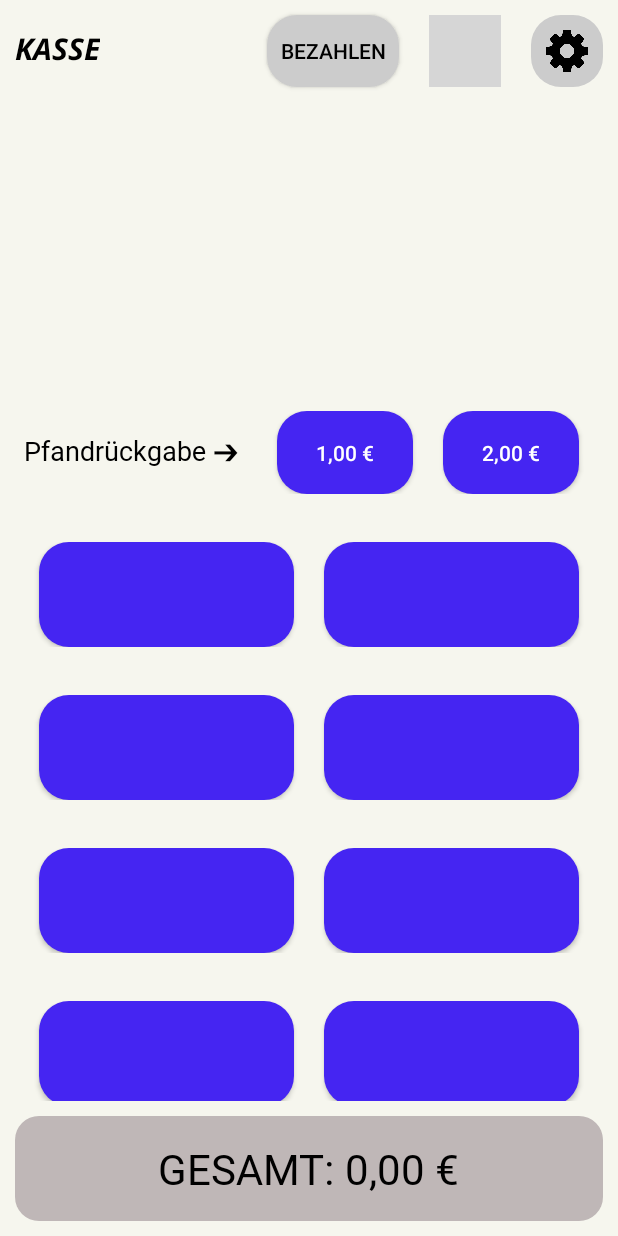
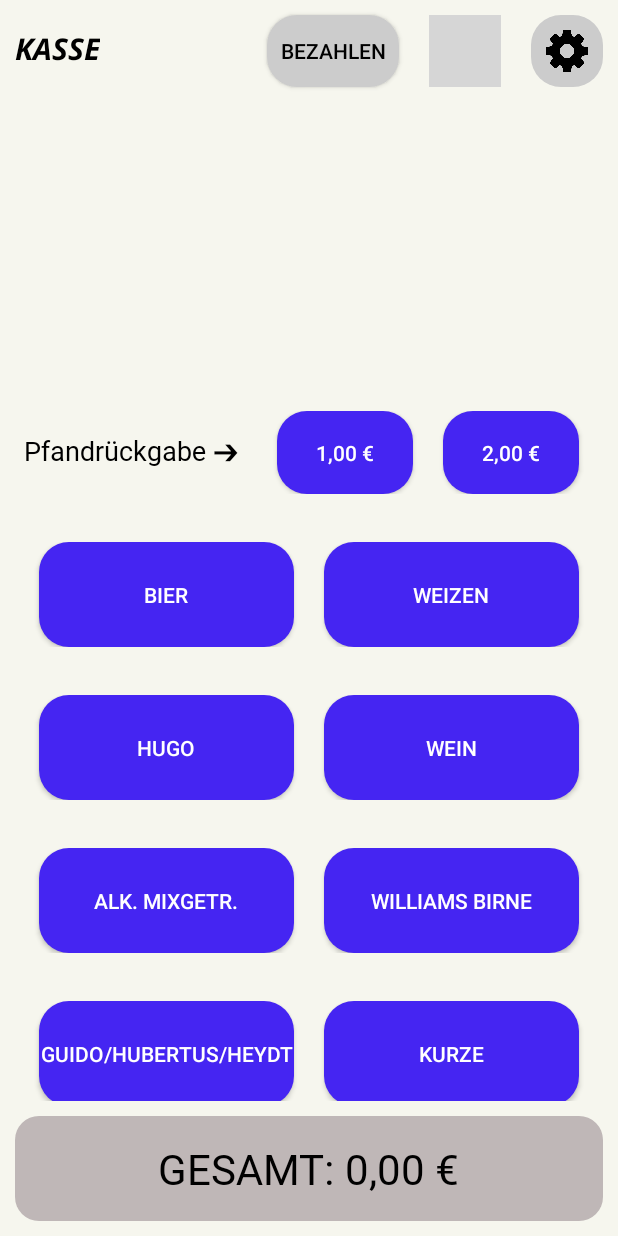
Before and after one commit to leonweisg/FZD_Kassensystem, an Android app: the screen it shows after launch (MainActivity), on a phone screen of 412 x 824 dp. Run offline under Robolectric (Android 15) with nearby library versions, the phone set to English and light mode, and no system bars; grey boxes are pictures that could not be loaded.

Commit message:
Added default values

```diff
--- a/app/src/main/java/com/example/kassensystemaltstadtfest/MainActivity.java
+++ b/app/src/main/java/com/example/kassensystemaltstadtfest/MainActivity.java
@@ -12,8 +12,10 @@ import android.os.Bundle;
 import android.view.LayoutInflater;
 import android.view.View;
 import android.widget.Button;
+import android.widget.EditText;
 import android.widget.ImageButton;
 import android.widget.LinearLayout;
+import android.widget.Spinner;
 import android.widget.TextView;
 import android.widget.Toast;
 
@@ -33,6 +35,9 @@ public class MainActivity extends AppCompatActivity {
     private Button pfand1, pfand2;
     private ImageButton reloadButton;
 
+    private String[] defaultArray = new String[ANZ_PRODUKTE];
+    private float[] defaultProductPrices = new float[ANZ_PRODUKTE];
+    private float[] defaultPfandPrices = new float[ANZ_PRODUKTE];
 
 
     @Override
@@ -40,6 +45,7 @@ public class MainActivity extends AppCompatActivity {
         super.onCreate(savedInstanceState);
         setContentView(R.layout.activity_main);
         txtGesamt = findViewById(R.id.txt_gesamt);
+        firstLoadDefault();
         setStatusBarColor();
         initSettingsButton();
         loadFromSharedPreferences();
@@ -77,7 +83,7 @@ public class MainActivity extends AppCompatActivity {
         });
         Button bezahlen = findViewById(R.id.btn_bezahlen);
         bezahlen.setOnClickListener(v -> {
-            if(gesamt == 0) {
+            if (gesamt == 0) {
                 //Toast.makeText(this, "Noch kein Produkt hinzugefügt.", Toast.LENGTH_SHORT).show();
                 LayoutInflater inflater = getLayoutInflater();
                 View toastLayout = inflater.inflate(R.layout.custom_toast_layout, null);
@@ -94,6 +100,61 @@ public class MainActivity extends AppCompatActivity {
                 startActivity(intent);
             }
         });
+    }
+
+    private void firstLoadDefault() {
+        SharedPreferences loadingPreferences = getSharedPreferences("initApp", MODE_PRIVATE);
+        boolean initialized = loadingPreferences.getBoolean("initialized", false);
+        SharedPreferences sharedPreferences = getSharedPreferences("product_data", MODE_PRIVATE);
+        SharedPreferences.Editor editor = sharedPreferences.edit();
+        if (!initialized) {
+            defaultArray[0] = "Bier";
+            defaultProductPrices[0] = 3.5f;
+            defaultPfandPrices[0] = 1f;
+            defaultArray[1] = "Weizen";
+            defaultProductPrices[1] = 5f;
+            defaultPfandPrices[1] = 2f;
+            defaultArray[2] = "Hugo";
+            defaultProductPrices[2] = 3.5f;
+            defaultPfandPrices[2] = 2f;
+            defaultArray[3] = "Wein";
+            defaultProductPrices[3] = 4f;
+            defaultPfandPrices[3] = 2f;
+            defaultArray[4] = "Alk. Mixgetr.";
+            defaultProductPrices[4] = 5f;
+            defaultPfandPrices[4] = 1f;
+            defaultArray[5] = "Williams Birne";
+            defaultProductPrices[5] = 2f;
+            defaultPfandPrices[5] = 0f;
+            defaultArray[6] = "Guido/Hubertus/Heydt";
+            defaultProductPrices[6] = 2f;
+            defaultPfandPrices[6] = 0f;
+            defaultArray[7] = "Kurze";
+            defaultProductPrices[7] = 1.5f;
+            defaultPfandPrices[7] = 0f;
+            defaultArray[8] = "Cola, Wasser";
+            defaultProductPrices[8] = 2.5f;
+            defaultPfandPrices[8] = 1f;
+            defaultArray[9] = "Jägermeister Kurze";
+            defaultProductPrices[9] = 2f;
+            defaultPfandPrices[9] = 0f;
+
+            for (int i = 0; i < ANZ_PRODUKTE; i++) {
+                String productNameKey = "product_name_" + (i + 1);
+                String productPriceKey = "product_price_" + (i + 1);
+                String productPfandKey = "product_pfand_" + (i + 1);
+                editor.putString(productNameKey, defaultArray[i]);
+                editor.putFloat(productPriceKey, defaultProductPrices[i]);
+                editor.putFloat(productPfandKey, defaultPfandPrices[i]);
+            }
+
+            editor.apply();
+
+            SharedPreferences.Editor editorLoading = loadingPreferences.edit();
+            editorLoading.putBoolean("initialized", true);
+            editorLoading.apply();
+        }
+
     }
 
     private void reloadEverything() {
@@ -116,7 +177,7 @@ public class MainActivity extends AppCompatActivity {
         pfand2Counter++;
         String eintrag = pfand2Counter + "x 2,00 €";
         pfand2.setText(eintrag);
-        gesamt -=2;
+        gesamt -= 2;
         reloadGesamt();
     }
 
@@ -154,7 +215,7 @@ public class MainActivity extends AppCompatActivity {
         addPrice(productPrices[buttonIndex], pfandPrices[buttonIndex]);
     }
 
-    private void addPrice(float totalPrice, float pfand){
+    private void addPrice(float totalPrice, float pfand) {
         gesamt += totalPrice;
         gesamt += pfand;
         reloadGesamt();
```
